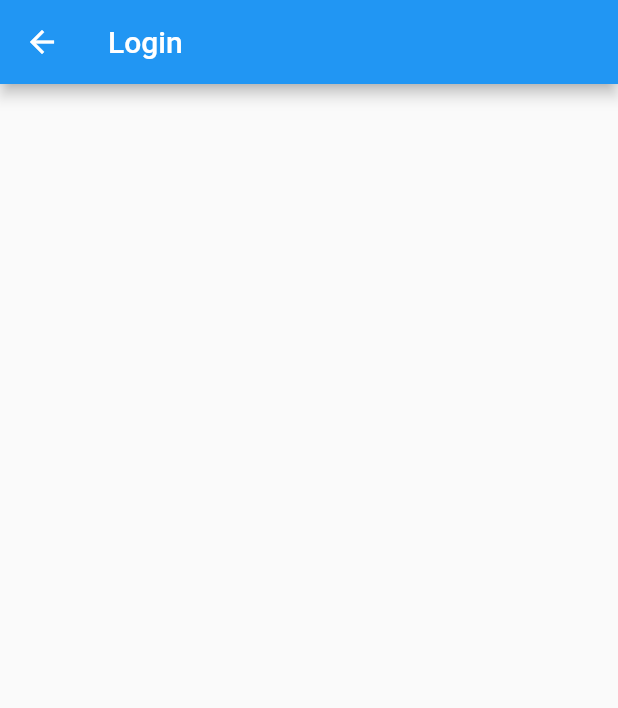
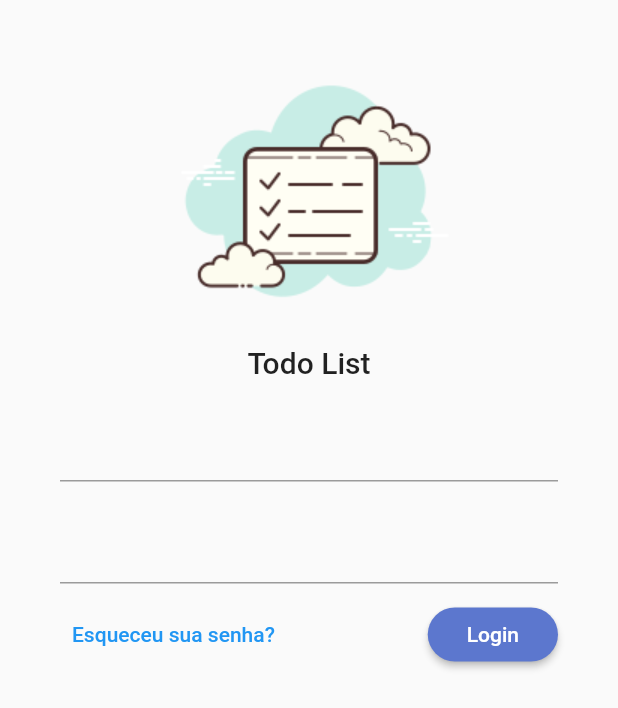
Before and after one commit to lucianamcedro/todolist_flutter, a Flutter app: the screen it shows after launch, on a phone screen of 412 x 824 dp. Shown: the top 708 px of the screen. Run offline on Flutter 3.47's test engine with Material 2 defaults, Android fonts, the phone set to English and light mode, and no system bars; our stand-ins replace google_fonts, sqflite, synchronized; accounts and stored records are empty; Roboto replaces fonts that are missing (Mandali).

Commit message:
config theme

```diff
--- a/lib/app/app_widget.dart
+++ b/lib/app/app_widget.dart
@@ -1,5 +1,6 @@
 import 'package:flutter/material.dart';
 import 'package:todolist_provider/app/core/database/sqlite_adm_connection.dart';
+import 'package:todolist_provider/app/core/ui/theme/todo_ui_config.dart';
 import 'package:todolist_provider/app/modules/auth/auth_module.dart';
 import 'package:todolist_provider/app/modules/splash/splash_page.dart';
 
@@ -31,6 +32,7 @@ class _AppWidgetState extends State<AppWidget> {
       debugShowCheckedModeBanner: false,
       title: 'Todo List',
       initialRoute: '/login',
+      theme: TodoUiConfig.theme,
       routes: {
         ...AuthModule().routers,
       },
--- a/lib/app/core/database/migrations/migration_v1.dart
+++ b/lib/app/core/database/migrations/migration_v1.dart
@@ -1,4 +1,4 @@
-import 'package:sqflite_common/sqlite_api.dart';
+import 'package:sqflite/sqflite.dart';
 import 'package:todolist_provider/app/core/database/migrations/migration.dart';
 
 class MigrationV1 implements Migration {
--- a/lib/app/core/database/sqlite_connection_factory.dart
+++ b/lib/app/core/database/sqlite_connection_factory.dart
@@ -1,4 +1,4 @@
-// ignore_for_file: prefer_conditional_assignment
+// ignore_for_file: prefer_conditional_assignment, constant_identifier_names
 
 import 'package:path/path.dart';
 import 'package:sqflite/sqflite.dart';
--- /dev/null
+++ b/lib/app/core/ui/theme/theme_extension.dart
@@ -0,0 +1,16 @@
+// ignore_for_file: deprecated_member_use
+
+import 'package:flutter/material.dart';
+
+extension ThemeExtension on BuildContext {
+  Color get primaryColor => Theme.of(this).primaryColor;
+  Color get primaryColorLight => Theme.of(this).primaryColorLight;
+  Color get buttonColor => Theme.of(this).buttonColor;
+  TextTheme get textTheme => Theme.of(this).textTheme;
+
+  TextStyle get titleStyle => const TextStyle(
+        fontSize: 12,
+        fontWeight: FontWeight.bold,
+        color: Colors.grey,
+      );
+}
--- /dev/null
+++ b/lib/app/core/ui/theme/todo_ui_config.dart
@@ -0,0 +1,16 @@
+import 'package:flutter/material.dart';
+import 'package:google_fonts/google_fonts.dart';
+
+class TodoUiConfig {
+  TodoUiConfig._();
+
+  static get theme => ThemeData(
+        textTheme: GoogleFonts.mandaliTextTheme(),
+        primaryColor: const Color(0xff5C77CE),
+        primaryColorLight: const Color(0xffABC8F7),
+        elevatedButtonTheme: ElevatedButtonThemeData(
+          style: ElevatedButton.styleFrom(
+              backgroundColor: const Color(0xff5C77CE)),
+        ),
+      );
+}
--- /dev/null
+++ b/lib/app/core/widget/todo_list_logo.dart
@@ -0,0 +1,23 @@
+import 'package:flutter/material.dart';
+import 'package:todolist_provider/app/core/ui/theme/theme_extension.dart';
+
+class TodoListLogo extends StatelessWidget {
+  const TodoListLogo({Key? key}) : super(key: key);
+
+  @override
+  Widget build(BuildContext context) {
+    return Column(
+      mainAxisAlignment: MainAxisAlignment.center,
+      children: [
+        Image.asset(
+          'assets/images/logo.png',
+          height: 200,
+        ),
+        Text(
+          'Todo List',
+          style: context.textTheme.titleLarge,
+        )
+      ],
+    );
+  }
+}
--- a/lib/app/modules/auth/login/login_page.dart
+++ b/lib/app/modules/auth/login/login_page.dart
@@ -1,4 +1,5 @@
 import 'package:flutter/material.dart';
+import 'package:todolist_provider/app/core/widget/todo_list_logo.dart';
 
 class LoginPage extends StatelessWidget {
   const LoginPage({Key? key}) : super(key: key);
@@ -6,10 +7,67 @@ class LoginPage extends StatelessWidget {
   @override
   Widget build(BuildContext context) {
     return Scaffold(
-      appBar: AppBar(
-        title: const Text('Login'),
-      ),
-      body: Container(),
+      body: LayoutBuilder(builder: (_, constraints) {
+        return SingleChildScrollView(
+          child: ConstrainedBox(
+            constraints: BoxConstraints(
+              minHeight: constraints.maxHeight,
+              minWidth: constraints.maxWidth,
+            ),
+            child: IntrinsicHeight(
+                child: Column(
+              mainAxisSize: MainAxisSize.min,
+              children: [
+                const SizedBox(
+                  height: 30,
+                ),
+                const TodoListLogo(),
+                Padding(
+                  padding: const EdgeInsets.symmetric(
+                    horizontal: 40.0,
+                    vertical: 20.0,
+                  ),
+                  child: Form(
+                    child: Column(
+                      children: [
+                        TextFormField(),
+                        const SizedBox(
+                          height: 20,
+                        ),
+                        TextFormField(),
+                        const SizedBox(
+                          height: 10,
+                        ),
+                        Row(
+                          mainAxisAlignment: MainAxisAlignment.spaceBetween,
+                          children: [
+                            TextButton(
+                              onPressed: () {},
+                              child: const Text('Esqueceu sua senha?'),
+                            ),
+                            ElevatedButton(
+                              onPressed: () {},
+                              style: ElevatedButton.styleFrom(
+                                shape: RoundedRectangleBorder(
+                                  borderRadius: BorderRadius.circular(20),
+                                ),
+                              ),
+                              child: const Padding(
+                                padding: EdgeInsets.all(10.0),
+                                child: Text('Login'),
+                              ),
+                            )
+                          ],
+                        )
+                      ],
+                    ),
+                  ),
+                ),
+              ],
+            )),
+          ),
+        );
+      }),
     );
   }
 }
--- a/pubspec.yaml
+++ b/pubspec.yaml
@@ -40,6 +40,7 @@ dependencies:
   sqflite: ^2.0.0+3
   synchronized: ^3.0.0+3
   path: ^1.8.0
+  google_fonts: ^3.0.1
 
 dev_dependencies:
   flutter_test:
@@ -64,8 +65,8 @@ flutter:
   uses-material-design: true
 
   # To add assets to your application, add an assets section, like this:
-  # assets:
-  #   - images/a_dot_burr.jpeg
+  assets:
+    - assets/images/
   #   - images/a_dot_ham.jpeg
 
   # An image asset can refer to one or more resolution-specific "variants", see
```
Also changed, not shown: assets/images/logo.png (added), pubspec.lock, 15 other files.
